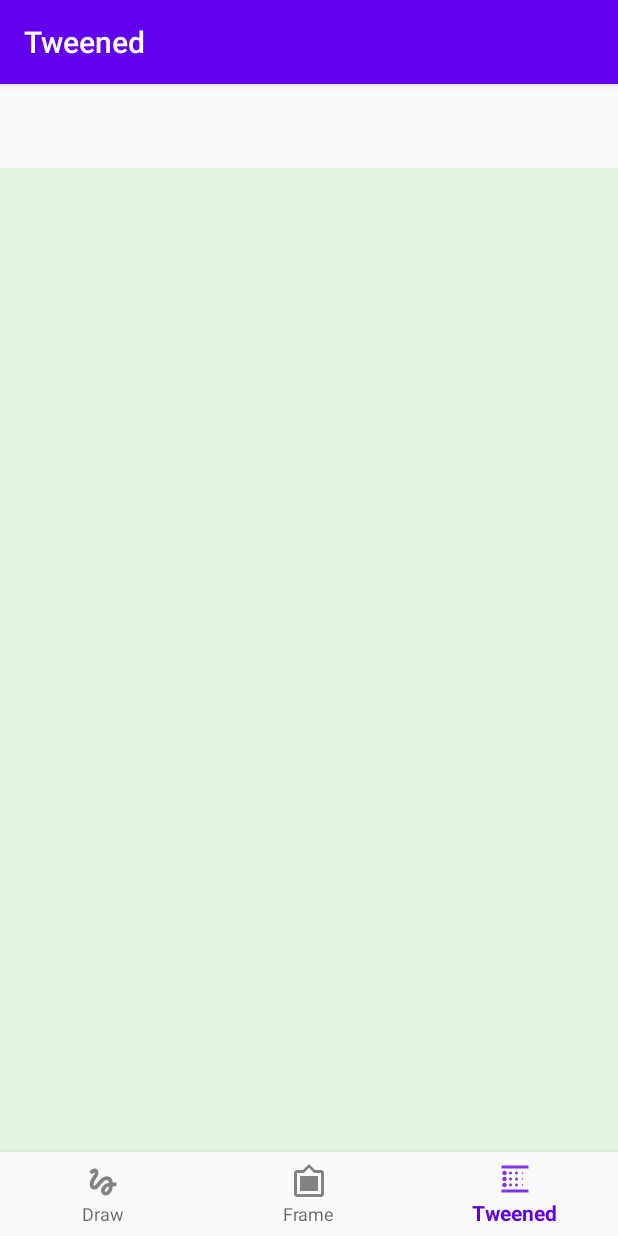
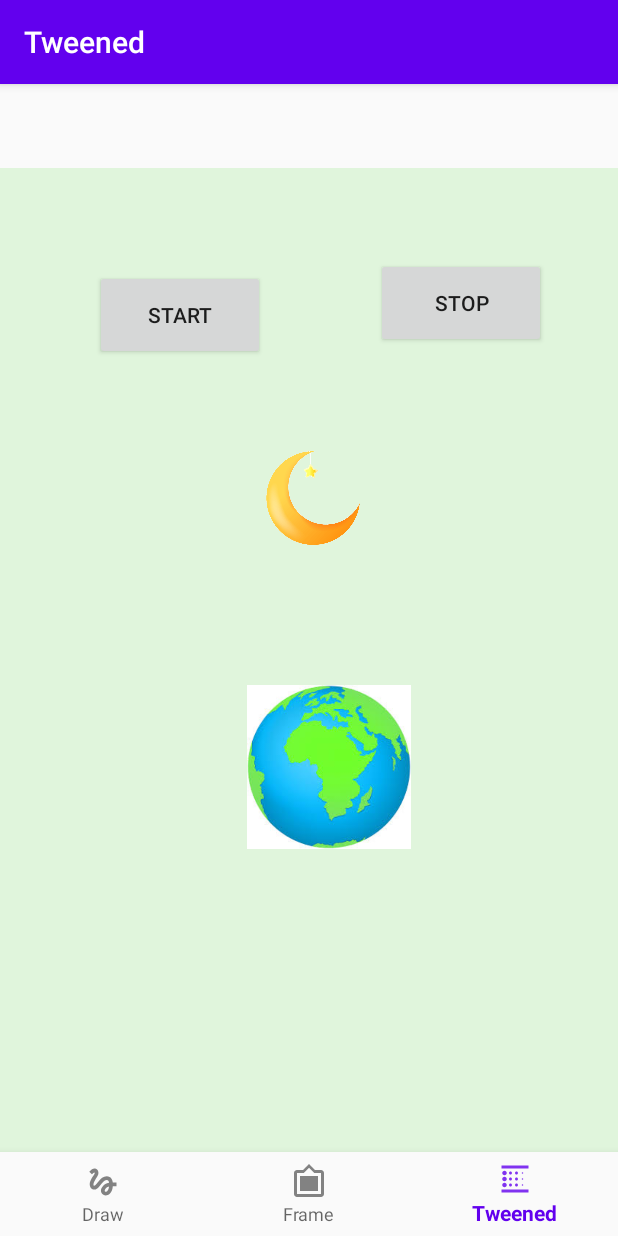
Before and after one commit to kodukale/kazeemodukaleLab3, an Android app: the S301021750Fragment screen opened through its navigation route, on a phone screen of 412 x 824 dp. Run offline under Robolectric (Android 15) with nearby library versions, the phone set to English and light mode, and no system bars; our stand-ins replace navigation-ui.

Commit message:
added mon and earth rotate functionality

```diff
--- a/kazeemlab3/src/main/java/kazeem/odukale/s301021750/ui/notifications/S301021750Fragment.java
+++ b/kazeemlab3/src/main/java/kazeem/odukale/s301021750/ui/notifications/S301021750Fragment.java
@@ -4,6 +4,10 @@ import android.os.Bundle;
 import android.view.LayoutInflater;
 import android.view.View;
 import android.view.ViewGroup;
+import android.view.animation.Animation;
+import android.view.animation.AnimationUtils;
+import android.widget.Button;
+import android.widget.ImageView;
 import android.widget.TextView;
 
 import androidx.annotation.NonNull;
@@ -17,12 +21,35 @@ import kazeem.odukale.s301021750.R;
 public class S301021750Fragment extends Fragment {
 
     private S301021750ViewModel s301021750ViewModel;
+    private ImageView imageMoon;
+    private Animation an;
 
     public View onCreateView(@NonNull LayoutInflater inflater,
                              ViewGroup container, Bundle savedInstanceState) {
         s301021750ViewModel =
                 ViewModelProviders.of(this).get(S301021750ViewModel.class);
-        View root = inflater.inflate(R.layout.fragment_notifications, container, false);
+        final View root = inflater.inflate(R.layout.fragment_notifications, container, false);
+
+        Button start = root.findViewById(R.id.btnStartAnim);
+        start.setOnClickListener(new View.OnClickListener() {
+            @Override
+            public void onClick(View v) {
+                imageMoon = root.findViewById(R.id.moon);
+                // Load the appropriate animation
+                an =  AnimationUtils.loadAnimation(getContext(), R.anim.set);
+                // Start the animation
+                imageMoon.startAnimation(an);
+            }
+        });
+
+        Button stop = root.findViewById(R.id.btnStopAnim);
+        stop.setOnClickListener(new View.OnClickListener() {
+            @Override
+            public void onClick(View v) {
+                imageMoon.clearAnimation();
+            }
+        });
+
         return root;
     }
 }
--- a/kazeemlab3/src/main/java/kazeem/odukale/s301021750/ui/notifications/ViewWithBitmap.java
+++ b/kazeemlab3/src/main/java/kazeem/odukale/s301021750/ui/notifications/ViewWithBitmap.java
@@ -1,4 +1,41 @@
 package kazeem.odukale.s301021750.ui.notifications;
 
-public class ViewWithBitmap {
+import android.content.Context;
+import android.graphics.Bitmap;
+import android.graphics.BitmapFactory;
+import android.graphics.Canvas;
+import android.graphics.Color;
+import android.graphics.Matrix;
+import android.view.View;
+
+import kazeem.odukale.s301021750.R;
+
+public class ViewWithBitmap extends View {
+
+    // default constructor
+    public ViewWithBitmap(Context context) {
+        super(context);
+
+    }
+
+    @Override protected void onDraw(Canvas canvas) {
+        canvas.drawColor(Color.BLUE);
+        Bitmap firstnameBitmap = BitmapFactory.decodeResource(getResources(), R.string.firstnmae);
+        Bitmap lastnameBitmap = BitmapFactory.decodeResource(getResources(), R.string.lastname);
+        Matrix topLeft = new Matrix();
+        topLeft.preRotate(45);
+        Matrix topRight = new Matrix();
+        topRight.preRotate(-45);
+
+        Bitmap firstnameTopLeft = Bitmap.createBitmap(firstnameBitmap, 0, 0, firstnameBitmap.getWidth(), firstnameBitmap.getHeight(), topLeft, false);
+        Bitmap lastnameTopRight = Bitmap.createBitmap(lastnameBitmap, 0,0, lastnameBitmap.getWidth(), lastnameBitmap.getHeight(), topRight, false);
+
+
+        // Free up some memory by dumping bitmaps we don't need anymore
+        firstnameBitmap.recycle();
+        lastnameBitmap.recycle();
+        //draw the bitmap in the canvas
+        canvas.drawBitmap(firstnameTopLeft, 30, 30, null);
+        canvas.drawBitmap(lastnameTopRight, 1025, 30, null);
+    }
 }
--- /dev/null
+++ b/kazeemlab3/src/main/res/anim/set.xml
@@ -0,0 +1,21 @@
+<?xml version="1.0" encoding="utf-8"?>
+<set xmlns:android="http://schemas.android.com/apk/res/android">
+
+    <scale
+        android:fromXScale="0.0"
+        android:fromYScale="0.0"
+        android:toXScale="2.0"
+        android:toYScale="2.0"
+        android:pivotX="50%"
+        android:pivotY="50%"
+        android:duration="5000"
+        />
+
+    <rotate
+        android:fromDegrees="0"
+        android:toDegrees="360"
+        android:pivotX="50%"
+        android:pivotY="50%"
+        android:duration="5000" />
+
+</set>
--- a/kazeemlab3/src/main/res/layout/fragment_notifications.xml
+++ b/kazeemlab3/src/main/res/layout/fragment_notifications.xml
@@ -10,17 +10,47 @@ Section: 002 -->
     android:background="@color/notification_background"
     tools:context=".ui.notifications.S301021750Fragment">
 
-    <TextView
-        android:id="@+id/text_notifications"
-        android:layout_width="match_parent"
-        android:layout_height="wrap_content"
-        android:layout_marginStart="8dp"
-        android:layout_marginTop="8dp"
-        android:layout_marginEnd="8dp"
-        android:textAlignment="center"
-        android:textSize="20sp"
+    <ImageView
+        android:id="@+id/earth"
+        android:layout_width="109dp"
+        android:layout_height="121dp"
         app:layout_constraintBottom_toBottomOf="parent"
         app:layout_constraintEnd_toEndOf="parent"
+        app:layout_constraintHorizontal_bias="0.543"
         app:layout_constraintStart_toStartOf="parent"
-        app:layout_constraintTop_toTopOf="parent" />
+        app:layout_constraintTop_toBottomOf="@+id/moon"
+        app:layout_constraintVertical_bias="0.237"
+        app:srcCompat="@drawable/earth" />
+
+    <ImageView
+        android:id="@+id/moon"
+        android:layout_width="64dp"
+        android:layout_height="80dp"
+        android:layout_marginTop="180dp"
+        app:layout_constraintEnd_toEndOf="parent"
+        app:layout_constraintHorizontal_bias="0.507"
+        app:layout_constraintStart_toStartOf="parent"
+        app:layout_constraintTop_toTopOf="parent"
+        app:srcCompat="@drawable/moon" />
+
+    <Button
+        android:id="@+id/btnStartAnim"
+        android:layout_width="113dp"
+        android:layout_height="60dp"
+        android:layout_marginTop="68dp"
+        android:text="Start"
+        app:layout_constraintEnd_toStartOf="@+id/btnStopAnim"
+        app:layout_constraintHorizontal_bias="0.459"
+        app:layout_constraintStart_toStartOf="parent"
+        app:layout_constraintTop_toTopOf="parent"/>
+
+    <Button
+        android:id="@+id/btnStopAnim"
+        android:layout_width="113dp"
+        android:layout_height="60dp"
+        android:layout_marginTop="60dp"
+        android:layout_marginEnd="48dp"
+        android:text="Stop"
+        app:layout_constraintEnd_toEndOf="parent"
+        app:layout_constraintTop_toTopOf="parent"/>
 </androidx.constraintlayout.widget.ConstraintLayout>
--- a/kazeemlab3/src/main/res/values/strings.xml
+++ b/kazeemlab3/src/main/res/values/strings.xml
@@ -13,6 +13,8 @@ Section: 002 -->
     <string name="exitNo">No</string>
     <string name="home_object_string">Kazeem Odukale 301021750</string>
     <string name="clear_path">Clear Path</string>
+    <string name="firstnmae">Kazeem</string>
+    <string name="lastname">Odukale</string>
 
     <string-array name="pen_color">
         <item>red</item>
@@ -27,6 +29,8 @@ Section: 002 -->
         <item>0.35 Sec</item>
     </string-array>
 
+
+
     <string-array name="pen_thickness">
         <item>3f</item>
         <item>6f</item>
--- a/kazeemlab3/src/main/res/values/styles.xml
+++ b/kazeemlab3/src/main/res/values/styles.xml
@@ -23,4 +23,9 @@ Section: 002 -->
         <item name="android:textStyle">bold</item>
     </style>
 
+    <style name="myname">
+        <item name="color">@color/home_object_color</item>
+        <item name="android:textSize">@dimen/home_object_dimen</item>
+    </style>
+
 </resources>
```
Also changed, not shown: kazeemlab3/src/main/res/drawable/earth.jpg (added), kazeemlab3/src/main/res/drawable/moon.gif (added).
